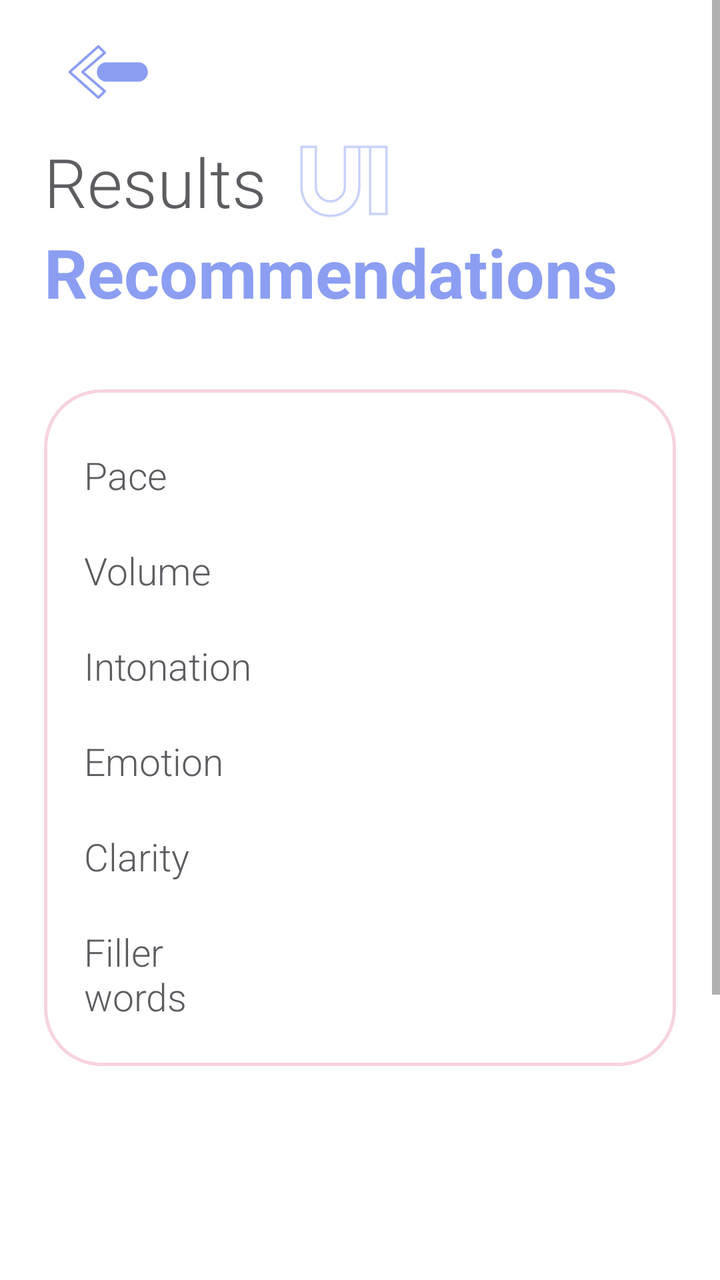
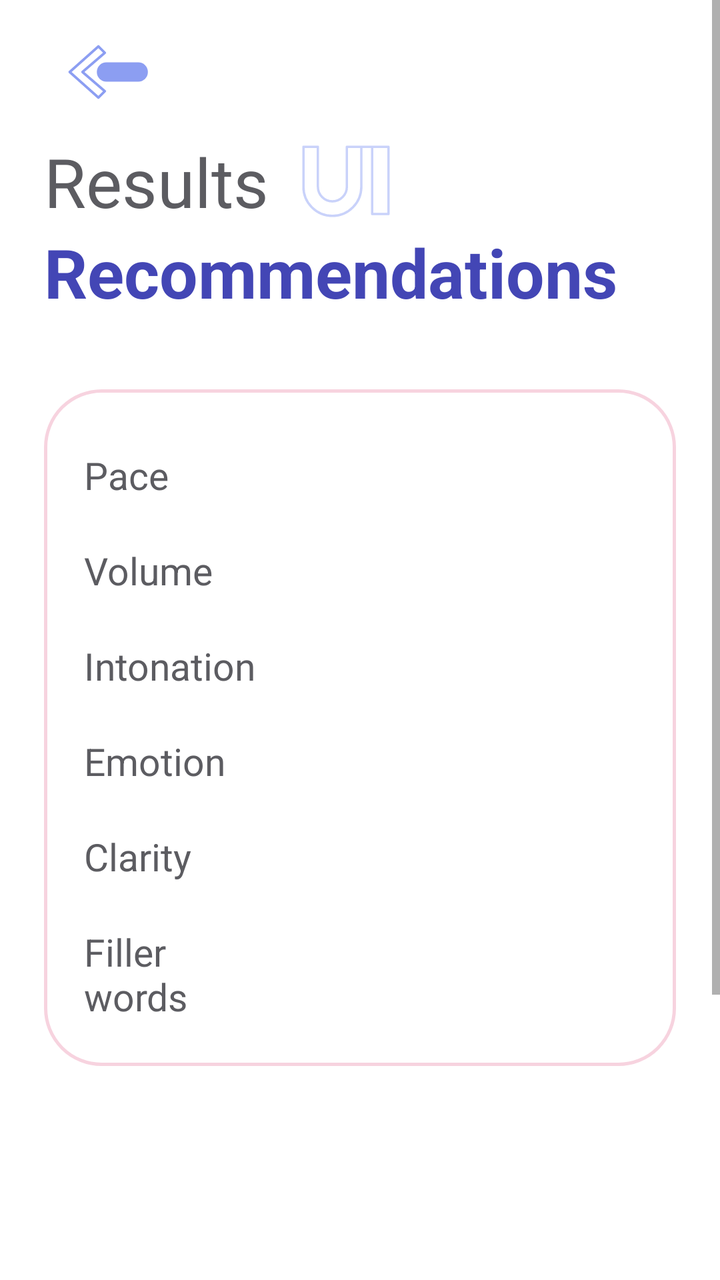

The first picture is an Android layout as it rendered before a commit; the second is the same layout after the commit. The layout source and the unified diff follow.
<!-- AndroidManifest.xml: application theme Theme.TalkMate.White -->
<!-- res/layout/activity_results.xml -->
<?xml version="1.0" encoding="utf-8"?>
<ScrollView xmlns:android="http://schemas.android.com/apk/res/android" xmlns:app="http://schemas.android.com/apk/res-auto" xmlns:tools="http://schemas.android.com/tools"
    android:id="@+id/scroll"
    android:layout_width="match_parent"
    android:layout_height="match_parent"
    android:background="@color/white">

    <LinearLayout
        android:layout_width="match_parent"
        android:layout_height="wrap_content"
        android:orientation="vertical"
        android:paddingStart="22dp"
        android:paddingTop="12dp"
        android:paddingEnd="22dp"
        android:paddingBottom="40dp">

        <ImageButton
            android:id="@+id/btnBack"
            android:layout_width="64dp"
            android:layout_height="48dp"
            android:layout_marginBottom="8dp"
            android:background="?attr/selectableItemBackgroundBorderless"
            android:contentDescription="@string/back"
            android:padding="8dp"
            android:scaleType="fitCenter"
            android:src="@drawable/ic_back" />

        <LinearLayout
            android:layout_width="wrap_content"
            android:layout_height="wrap_content"
            android:gravity="center_vertical"
            android:orientation="horizontal">

            <TextView
                android:id="@+id/tvResultsTitle"
                android:layout_width="wrap_content"
                android:layout_height="wrap_content"
                android:fontFamily="sans-serif-light"
                android:text="@string/results"
                android:textColor="@color/grey_title"
                android:textSize="34sp" />

            <ImageView
                android:layout_width="52dp"
                android:layout_height="40dp"
                android:layout_marginStart="14dp"
                android:importantForAccessibility="no"
                android:src="@drawable/decor_results" />
        </LinearLayout>

        <TextView
            android:id="@+id/tvRecommendationsTitle"
            android:layout_width="wrap_content"
            android:layout_height="wrap_content"
            android:layout_marginBottom="36dp"
            android:text="@string/recommendations"
            android:textColor="@color/blue"
            android:textSize="34sp"
            android:textStyle="bold" />

        <LinearLayout
            android:id="@+id/cardMetrics"
            android:layout_width="match_parent"
            android:layout_height="wrap_content"
            android:background="@drawable/bg_outline_card"
            android:orientation="vertical"
            android:paddingStart="20dp"
            android:paddingTop="30dp"
            android:paddingEnd="20dp"
            android:paddingBottom="22dp">

            <LinearLayout
                android:layout_width="match_parent"
                android:layout_height="wrap_content"
                android:layout_marginBottom="22dp"
                android:gravity="center_vertical"
                android:orientation="horizontal">

                <TextView style="@style/RowLabel" android:text="@string/row_rate" />

                <TextView android:id="@+id/tvRate" style="@style/RowValue" />
            </LinearLayout>
            <LinearLayout
                android:layout_width="match_parent"
                android:layout_height="wrap_content"
                android:layout_marginBottom="22dp"
                android:gravity="center_vertical"
                android:orientation="horizontal">

                <TextView style="@style/RowLabel" android:text="@string/row_volume" />

                <TextView android:id="@+id/tvVolume" style="@style/RowValue" />
            </LinearLayout>
            <LinearLayout
                android:layout_width="match_parent"
                android:layout_height="wrap_content"
                android:layout_marginBottom="22dp"
                android:gravity="center_vertical"
                android:orientation="horizontal">

                <TextView style="@style/RowLabel" android:text="@string/row_monotony" />

                <TextView android:id="@+id/tvMonotony" style="@style/RowValue" />
            </LinearLayout>
            <LinearLayout
                android:layout_width="match_parent"
                android:layout_height="wrap_content"
                android:layout_marginBottom="22dp"
                android:gravity="center_vertical"
                android:orientation="horizontal">

                <TextView style="@style/RowLabel" android:text="@string/row_emotion" />

                <TextView android:id="@+id/tvEmotion" style="@style/RowValue" />
            </LinearLayout>
            <LinearLayout
                android:layout_width="match_parent"
                android:layout_height="wrap_content"
                android:layout_marginBottom="22dp"
                android:gravity="center_vertical"
                android:orientation="horizontal">

                <TextView style="@style/RowLabel" android:text="@string/row_clarity" />

                <TextView android:id="@+id/tvClarity" style="@style/RowValue" />
            </LinearLayout>

            <LinearLayout
                android:layout_width="match_parent"
                android:layout_height="wrap_content"
                android:layout_marginBottom="0dp"
                android:gravity="center_vertical"
                android:orientation="horizontal">

                <TextView style="@style/RowLabel" android:text="@string/row_fillers" />

                <TextView android:id="@+id/tvFillers" style="@style/RowValue" />
            </LinearLayout>

            <TextView
                android:id="@+id/tvFillerWords"
                android:layout_width="match_parent"
                android:layout_height="wrap_content"
                android:layout_marginTop="10dp"
                android:fontFamily="sans-serif-light"
                android:textColor="@color/grey_title"
                android:textSize="16sp"
                android:visibility="gone" />
        </LinearLayout>

        <LinearLayout
            android:id="@+id/cardContent"
            android:layout_width="match_parent"
            android:layout_height="wrap_content"
            android:layout_marginTop="18dp"
            android:background="@drawable/bg_outline_card"
            android:orientation="vertical"
            android:paddingStart="20dp"
            android:paddingTop="24dp"
            android:paddingEnd="20dp"
            android:paddingBottom="22dp"
            android:visibility="gone">

            <TextView
                android:layout_width="wrap_content"
                android:layout_height="wrap_content"
                android:text="@string/main_idea_title"
                android:textColor="@color/blue"
                android:textSize="18sp"
                android:textStyle="bold" />

            <TextView
                android:id="@+id/tvMainIdea"
                android:layout_width="match_parent"
                android:layout_height="wrap_content"
                android:layout_marginTop="6dp"
                android:lineSpacingExtra="4dp"
                android:textColor="@color/ink"
                android:textSize="18sp" />

            <TextView
                android:id="@+id/tvKeywords"
                android:layout_width="match_parent"
                android:layout_height="wrap_content"
                android:layout_marginTop="8dp"
                android:fontFamily="sans-serif-light"
                android:textColor="@color/grey_title"
                android:textSize="16sp"
                android:visibility="gone" />

            <LinearLayout
                android:layout_width="match_parent"
                android:layout_height="wrap_content"
                android:layout_marginTop="20dp"
                android:gravity="center_vertical"
                android:orientation="horizontal">

                <TextView
                    android:layout_width="0dp"
                    android:layout_height="wrap_content"
                    android:layout_weight="1"
                    android:text="@string/structure_title"
                    android:textColor="@color/blue"
                    android:textSize="18sp"
                    android:textStyle="bold" />

                <TextView android:id="@+id/tvStructure" style="@style/RowValue" />
            </LinearLayout>

            <TextView
                android:id="@+id/tvStructureSummary"
                android:layout_width="match_parent"
                android:layout_height="wrap_content"
                android:layout_marginTop="6dp"
                android:fontFamily="sans-serif-light"
                android:lineSpacingExtra="4dp"
                android:textColor="@color/grey_title"
                android:textSize="16sp" />
        </LinearLayout>

        <LinearLayout
            android:id="@+id/cardSlides"
            android:layout_width="match_parent"
            android:layout_height="wrap_content"
            android:layout_marginTop="18dp"
            android:background="@drawable/bg_outline_card"
            android:orientation="vertical"
            android:paddingStart="20dp"
            android:paddingTop="24dp"
            android:paddingEnd="20dp"
            android:paddingBottom="22dp"
            android:visibility="gone">

            <TextView
                android:layout_width="wrap_content"
                android:layout_height="wrap_content"
                android:text="@string/slides_title"
                android:textColor="@color/blue"
                android:textSize="18sp"
                android:textStyle="bold" />

            <TextView
                android:id="@+id/tvSlidesSummary"
                android:layout_width="match_parent"
                android:layout_height="wrap_content"
                android:layout_marginTop="6dp"
                android:lineSpacingExtra="4dp"
                android:textColor="@color/ink"
                android:textSize="17sp" />

            <TextView
                android:id="@+id/tvSlidesNotes"
                android:layout_width="match_parent"
                android:layout_height="wrap_content"
                android:layout_marginTop="10dp"
                android:fontFamily="sans-serif-light"
                android:lineSpacingExtra="4dp"
                android:textColor="@color/grey_title"
                android:textSize="16sp" />

            <LinearLayout
                android:id="@+id/slidesList"
                android:layout_width="match_parent"
                android:layout_height="wrap_content"
                android:layout_marginTop="8dp"
                android:orientation="vertical" />
        </LinearLayout>

        <TextView
            android:id="@+id/tvRecTitle"
            android:layout_width="match_parent"
            android:layout_height="wrap_content"
            android:layout_marginStart="10dp"
            android:layout_marginTop="34dp"
            android:layout_marginEnd="10dp"
            android:textColor="@color/blue"
            android:textSize="20sp"
            android:textStyle="bold" />

        <TextView
            android:id="@+id/tvRecText"
            android:layout_width="match_parent"
            android:layout_height="wrap_content"
            android:layout_marginStart="10dp"
            android:layout_marginTop="4dp"
            android:layout_marginEnd="10dp"
            android:fontFamily="sans-serif-light"
            android:lineSpacingExtra="5dp"
            android:textColor="@color/grey_text"
            android:textSize="19sp" />

        <com.google.android.material.button.MaterialButton
            android:id="@+id/btnTranscript"
            style="@style/Button.Outline"
            android:layout_marginStart="28dp"
            android:layout_marginTop="32dp"
            android:layout_marginEnd="28dp"
            android:text="@string/transcript_show" />

        <TextView
            android:id="@+id/tvTranscriptLegend"
            android:layout_width="match_parent"
            android:layout_height="wrap_content"
            android:layout_marginStart="10dp"
            android:layout_marginTop="16dp"
            android:layout_marginEnd="10dp"
            android:fontFamily="sans-serif-light"
            android:lineSpacingExtra="3dp"
            android:textColor="@color/grey_title"
            android:textSize="15sp"
            android:visibility="gone" />

        <TextView
            android:id="@+id/tvTranscript"
            android:layout_width="match_parent"
            android:layout_height="wrap_content"
            android:layout_marginTop="16dp"
            android:background="@drawable/bg_outline_card"
            android:fontFamily="sans-serif-light"
            android:lineSpacingExtra="6dp"
            android:paddingStart="22dp"
            android:paddingTop="24dp"
            android:paddingEnd="22dp"
            android:paddingBottom="24dp"
            android:textColor="@color/grey_title"
            android:textIsSelectable="true"
            android:textSize="18sp"
            android:visibility="gone" />

        <com.google.android.material.button.MaterialButton
            android:id="@+id/btnAgain"
            style="@style/Button.Outline"
            android:layout_marginStart="28dp"
            android:layout_marginTop="16dp"
            android:layout_marginEnd="28dp"
            android:text="@string/record_again" />
    </LinearLayout>
</ScrollView>
<!-- resources referenced by this layout -->
<resources>
  <color name="blue">#8C9EF2</color>
  <color name="grey_text">#8E8E93</color>
  <color name="grey_title">#5C5C61</color>
  <color name="ink">#111111</color>
  <color name="white">#FFFFFF</color>
  <!-- drawable bg_outline_card (drawable) -->
  <?xml version="1.0" encoding="utf-8"?>
  <shape xmlns:android="http://schemas.android.com/apk/res/android"><solid android:color="@color/white" /><stroke android:width="1.5dp" android:color="@color/pink_line" /><corners android:radius="28dp" /></shape>
  <!-- drawable decor_results (drawable) -->
  <?xml version="1.0" encoding="utf-8"?>
  <vector xmlns:android="http://schemas.android.com/apk/res/android" android:width="56dp" android:height="44dp" android:viewportWidth="56" android:viewportHeight="44">
  <path android:strokeColor="#C9D2FA" android:strokeWidth="1.3" android:strokeLineJoin="round" android:fillColor="#00000000" android:pathData="M3,3 h8 v22 a8,8 0 0 0 16,0 v-22 h8 v22 a16,16 0 0 1 -32,0 z M41,3 h9 v37 h-9 z M27,3 h14" />
  </vector>
  <!-- drawable ic_back (drawable) -->
  <?xml version="1.0" encoding="utf-8"?>
  <vector xmlns:android="http://schemas.android.com/apk/res/android" android:width="56dp" android:height="40dp" android:viewportWidth="56" android:viewportHeight="40">
  <path android:strokeColor="#8C9EF2" android:strokeWidth="1.6" android:strokeLineJoin="round" android:fillColor="#00000000" android:pathData="M22,4 L4,20 L22,36 L26,32 L12,20 L26,8 z" />
      <path android:fillColor="#8C9EF2" android:pathData="M27,14 h20 a6,6 0 0 1 0,12 h-20 a6,6 0 0 1 0,-12 z" />
  </vector>
  <string name="back">Back</string>
  <string name="main_idea_title">Main idea</string>
  <string name="recommendations">Recommendations</string>
  <string name="record_again">Record again</string>
  <string name="results">Results</string>
  <string name="row_clarity">Clarity</string>
  <string name="row_emotion">Emotion</string>
  <string name="row_fillers">Filler\nwords</string>
  <string name="row_monotony">Intonation</string>
  <string name="row_rate">Pace</string>
  <string name="row_volume">Volume</string>
  <string name="slides_title">Slides and speech</string>
  <string name="structure_title">Structure</string>
  <string name="transcript_show">Show transcript</string>
  <style name="RowLabel">
          <item name="android:layout_width">0dp</item>
          <item name="android:layout_height">wrap_content</item>
          <item name="android:layout_weight">1</item>
          <item name="android:fontFamily">sans-serif-light</item>
          <item name="android:textColor">@color/grey_title</item>
          <item name="android:textSize">19sp</item>
      </style>
  <style name="RowValue">
          <item name="android:layout_width">wrap_content</item>
          <item name="android:layout_height">wrap_content</item>
          <item name="android:fontFamily">sans-serif-light</item>
          <item name="android:textColor">@color/blue</item>
          <item name="android:textSize">19sp</item>
          <item name="android:gravity">end</item>
      </style>
  <style name="Theme.TalkMate.White" parent="Theme.MaterialComponents.Light.NoActionBar">
          <item name="colorPrimary">@color/blue</item>
          <item name="colorPrimaryVariant">@color/blue</item>
          <item name="colorOnPrimary">@color/white</item>
          <item name="colorSecondary">@color/blue</item>
          <item name="colorOnSecondary">@color/white</item>
          <item name="android:windowBackground">@color/white</item>
          <item name="android:statusBarColor">@color/white</item>
          <item name="android:windowLightStatusBar">true</item>
          <item name="android:navigationBarColor">@color/white</item>
          <item name="android:textColorPrimary">@color/ink</item>
      </style>
  <color name="pink_line">#F7D3DF</color>
  <color name="blue_light">#C9D2FA</color>
  <!-- unchanged entries left out for length: 1 -->
</resources>

<!-- the commit's change to res/layout/activity_results.xml (unified diff, before → after) -->
@@ -35,7 +35,7 @@
                 android:id="@+id/tvResultsTitle"
                 android:layout_width="wrap_content"
                 android:layout_height="wrap_content"
-                android:fontFamily="sans-serif-light"
+                android:fontFamily="sans-serif"
                 android:text="@string/results"
                 android:textColor="@color/grey_title"
                 android:textSize="34sp" />
@@ -54,7 +54,7 @@
             android:layout_height="wrap_content"
             android:layout_marginBottom="36dp"
             android:text="@string/recommendations"
-            android:textColor="@color/blue"
+            android:textColor="@color/result_text"
             android:textSize="34sp"
             android:textStyle="bold" />
 
@@ -78,7 +78,7 @@
 
                 <TextView style="@style/RowLabel" android:text="@string/row_rate" />
 
-                <TextView android:id="@+id/tvRate" style="@style/RowValue" />
+                <TextView android:id="@+id/tvRate" style="@style/RowValue" android:textColor="@color/result_text" />
             </LinearLayout>
             <LinearLayout
                 android:layout_width="match_parent"
@@ -89,7 +89,7 @@
 
                 <TextView style="@style/RowLabel" android:text="@string/row_volume" />
 
-                <TextView android:id="@+id/tvVolume" style="@style/RowValue" />
+                <TextView android:id="@+id/tvVolume" style="@style/RowValue" android:textColor="@color/result_text" />
             </LinearLayout>
             <LinearLayout
                 android:layout_width="match_parent"
@@ -100,7 +100,7 @@
 
                 <TextView style="@style/RowLabel" android:text="@string/row_monotony" />
 
-                <TextView android:id="@+id/tvMonotony" style="@style/RowValue" />
+                <TextView android:id="@+id/tvMonotony" style="@style/RowValue" android:textColor="@color/result_text" />
             </LinearLayout>
             <LinearLayout
                 android:layout_width="match_parent"
@@ -111,7 +111,7 @@
 
                 <TextView style="@style/RowLabel" android:text="@string/row_emotion" />
 
-                <TextView android:id="@+id/tvEmotion" style="@style/RowValue" />
+                <TextView android:id="@+id/tvEmotion" style="@style/RowValue" android:textColor="@color/result_text" />
             </LinearLayout>
             <LinearLayout
                 android:layout_width="match_parent"
@@ -122,7 +122,7 @@
 
                 <TextView style="@style/RowLabel" android:text="@string/row_clarity" />
 
-                <TextView android:id="@+id/tvClarity" style="@style/RowValue" />
+                <TextView android:id="@+id/tvClarity" style="@style/RowValue" android:textColor="@color/result_text" />
             </LinearLayout>
 
             <LinearLayout
@@ -134,7 +134,7 @@
 
                 <TextView style="@style/RowLabel" android:text="@string/row_fillers" />
 
-                <TextView android:id="@+id/tvFillers" style="@style/RowValue" />
+                <TextView android:id="@+id/tvFillers" style="@style/RowValue" android:textColor="@color/result_text" />
             </LinearLayout>
 
             <TextView
@@ -142,7 +142,7 @@
                 android:layout_width="match_parent"
                 android:layout_height="wrap_content"
                 android:layout_marginTop="10dp"
-                android:fontFamily="sans-serif-light"
+                android:fontFamily="sans-serif"
                 android:textColor="@color/grey_title"
                 android:textSize="16sp"
                 android:visibility="gone" />
@@ -165,7 +165,7 @@
                 android:layout_width="wrap_content"
                 android:layout_height="wrap_content"
                 android:text="@string/main_idea_title"
-                android:textColor="@color/blue"
+                android:textColor="@color/result_text"
                 android:textSize="18sp"
                 android:textStyle="bold" />
 
@@ -183,7 +183,7 @@
                 android:layout_width="match_parent"
                 android:layout_height="wrap_content"
                 android:layout_marginTop="8dp"
-                android:fontFamily="sans-serif-light"
+                android:fontFamily="sans-serif"
                 android:textColor="@color/grey_title"
                 android:textSize="16sp"
                 android:visibility="gone" />
@@ -200,11 +200,11 @@
                     android:layout_height="wrap_content"
                     android:layout_weight="1"
                     android:text="@string/structure_title"
-                    android:textColor="@color/blue"
+                    android:textColor="@color/result_text"
                     android:textSize="18sp"
                     android:textStyle="bold" />
 
-                <TextView android:id="@+id/tvStructure" style="@style/RowValue" />
+                <TextView android:id="@+id/tvStructure" style="@style/RowValue" android:textColor="@color/result_text" />
             </LinearLayout>
 
             <TextView
@@ -212,7 +212,7 @@
                 android:layout_width="match_parent"
                 android:layout_height="wrap_content"
                 android:layout_marginTop="6dp"
-                android:fontFamily="sans-serif-light"
+                android:fontFamily="sans-serif"
                 android:lineSpacingExtra="4dp"
                 android:textColor="@color/grey_title"
                 android:textSize="16sp" />
@@ -235,7 +235,7 @@
                 android:layout_width="wrap_content"
                 android:layout_height="wrap_content"
                 android:text="@string/slides_title"
-                android:textColor="@color/blue"
+                android:textColor="@color/result_text"
                 android:textSize="18sp"
                 android:textStyle="bold" />
 
@@ -253,7 +253,7 @@
                 android:layout_width="match_parent"
                 android:layout_height="wrap_content"
                 android:layout_marginTop="10dp"
-                android:fontFamily="sans-serif-light"
+                android:fontFamily="sans-serif"
                 android:lineSpacingExtra="4dp"
                 android:textColor="@color/grey_title"
                 android:textSize="16sp" />
@@ -273,7 +273,7 @@
             android:layout_marginStart="10dp"
             android:layout_marginTop="34dp"
             android:layout_marginEnd="10dp"
-            android:textColor="@color/blue"
+            android:textColor="@color/result_text"
             android:textSize="20sp"
             android:textStyle="bold" />
 
@@ -284,9 +284,9 @@
             android:layout_marginStart="10dp"
             android:layout_marginTop="4dp"
             android:layout_marginEnd="10dp"
-            android:fontFamily="sans-serif-light"
+            android:fontFamily="sans-serif"
             android:lineSpacingExtra="5dp"
-            android:textColor="@color/grey_text"
+            android:textColor="@color/grey_title"
             android:textSize="19sp" />
 
         <com.google.android.material.button.MaterialButton
@@ -304,7 +304,7 @@
             android:layout_marginStart="10dp"
             android:layout_marginTop="16dp"
             android:layout_marginEnd="10dp"
-            android:fontFamily="sans-serif-light"
+            android:fontFamily="sans-serif"
             android:lineSpacingExtra="3dp"
             android:textColor="@color/grey_title"
             android:textSize="15sp"
@@ -316,7 +316,7 @@
             android:layout_height="wrap_content"
             android:layout_marginTop="16dp"
             android:background="@drawable/bg_outline_card"
-            android:fontFamily="sans-serif-light"
+            android:fontFamily="sans-serif"
             android:lineSpacingExtra="6dp"
             android:paddingStart="22dp"
             android:paddingTop="24dp"
<!-- resource entries referenced after the edit -->
@@ -1,9 +1,9 @@
 <!-- resources referenced by this layout -->
 <resources>
   <color name="blue">#8C9EF2</color>
-  <color name="grey_text">#8E8E93</color>
   <color name="grey_title">#5C5C61</color>
   <color name="ink">#111111</color>
+  <color name="result_text">#4346B5</color>
   <color name="white">#FFFFFF</color>
   <!-- drawable bg_outline_card (drawable) -->
   <?xml version="1.0" encoding="utf-8"?>
@@ -37,16 +37,16 @@
           <item name="android:layout_width">0dp</item>
           <item name="android:layout_height">wrap_content</item>
           <item name="android:layout_weight">1</item>
-          <item name="android:fontFamily">sans-serif-light</item>
+          <item name="android:fontFamily">sans-serif</item>
           <item name="android:textColor">@color/grey_title</item>
           <item name="android:textSize">19sp</item>
       </style>
   <style name="RowValue">
           <item name="android:layout_width">wrap_content</item>
           <item name="android:layout_height">wrap_content</item>
-          <item name="android:fontFamily">sans-serif-light</item>
+          <item name="android:fontFamily">sans-serif-medium</item>
           <item name="android:textColor">@color/blue</item>
-          <item name="android:textSize">19sp</item>
+          <item name="android:textSize">17sp</item>
           <item name="android:gravity">end</item>
       </style>
   <style name="Theme.TalkMate.White" parent="Theme.MaterialComponents.Light.NoActionBar">
